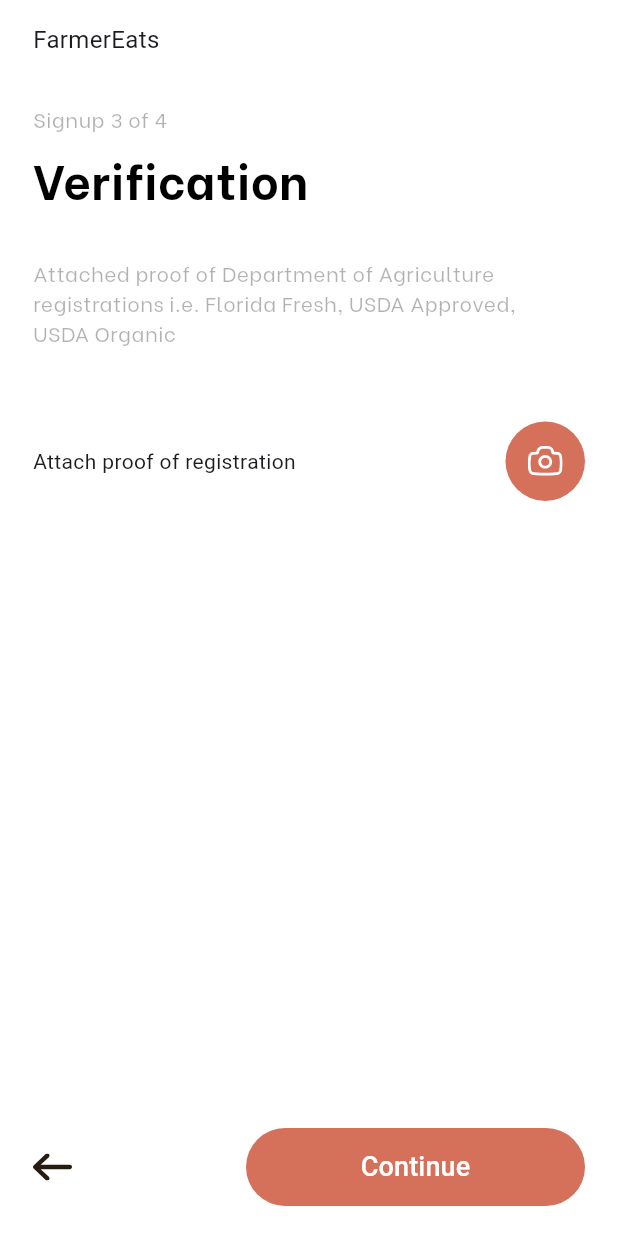
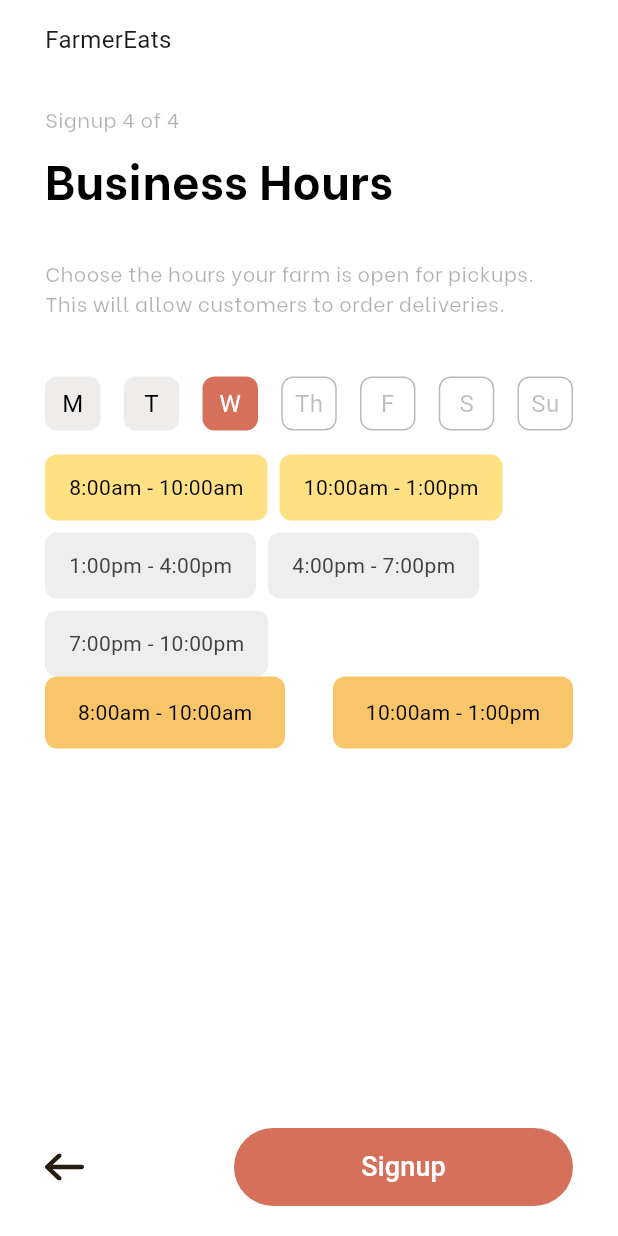
Before and after one commit to asheesh20/software_lab, a Flutter app: the screen it shows after launch, on a phone screen of 412 x 824 dp. Run offline on Flutter 3.47's test engine with Material 3 defaults, Android fonts, the phone set to English and light mode, and no system bars; our stand-ins replace flutter_svg; Roboto replaces fonts that are missing (Be Vietnam, assets/fonts/BeVietnam-ExtraBold.ttf).

Commit message:
signup four layout

```diff
--- a/lib/main.dart
+++ b/lib/main.dart
@@ -2,6 +2,8 @@ import 'package:flutter/material.dart';
 import 'package:software_lab/views/forgot_password.dart';
 import 'package:software_lab/views/login_screen.dart';
 import 'package:software_lab/views/reset_password.dart';
+import 'package:software_lab/views/signup_five.dart';
+import 'package:software_lab/views/signup_four.dart';
 import 'package:software_lab/views/signup_one.dart';
 import 'package:software_lab/views/signup_three.dart';
 import 'package:software_lab/views/signup_two.dart';
@@ -23,7 +25,9 @@ class MyApp extends StatelessWidget {
       //home: ResetPassword(),
       //home: SignupOne(),
       //home: SignupTwo(),
-      home: SignupThree(),
+      //home: SignupThree(),
+      home: SignupFour(),
+      //home: SignupFive(),
     );
   }
 }
--- /dev/null
+++ b/lib/views/signup_five.dart
@@ -0,0 +1,40 @@
+import 'package:flutter/material.dart';
+import 'package:flutter_svg/flutter_svg.dart';
+
+class SignupFive extends StatefulWidget {
+  const SignupFive({super.key});
+
+  @override
+  State<SignupFive> createState() => _SignupFiveState();
+}
+
+class _SignupFiveState extends State<SignupFive> {
+  @override
+  Widget build(context) {
+    return Scaffold(
+      backgroundColor: Colors.white,
+      body: SafeArea(
+          child: Padding(
+        padding: const EdgeInsets.symmetric(horizontal: 22.0, vertical: 15),
+        child: Column(
+          crossAxisAlignment: CrossAxisAlignment.start,
+          children: [
+            SizedBox(
+              height: 40,
+            ),
+            SvgPicture.asset(
+              'assets/images/tick.svg',
+              height: 100,
+              width: 100,
+              color: Colors.blue,
+            ),
+            SizedBox(
+              height: 10,
+            ),
+            Text("You're all done !")
+          ],
+        ),
+      )),
+    );
+  }
+}
--- /dev/null
+++ b/lib/views/signup_four.dart
@@ -0,0 +1,216 @@
+import 'package:flutter/material.dart';
+import 'package:flutter_svg/flutter_svg.dart';
+
+class SignupFour extends StatefulWidget {
+  const SignupFour({super.key});
+
+  @override
+  State<SignupFour> createState() => _SignupFourState();
+}
+
+class _SignupFourState extends State<SignupFour> {
+  @override
+  Widget build(context) {
+    return Scaffold(
+      backgroundColor: Colors.white,
+      body: SafeArea(
+          child: Padding(
+        padding: const EdgeInsets.symmetric(horizontal: 30.0, vertical: 15),
+        child: Column(
+          crossAxisAlignment: CrossAxisAlignment.start,
+          children: [
+            const Text(
+              'FarmerEats',
+              style: TextStyle(fontSize: 16, fontWeight: FontWeight.w400),
+            ),
+            const SizedBox(height: 30),
+            const Text(
+              'Signup 4 of 4 ',
+              style: TextStyle(
+                  fontFamily: 'BeVietnam',
+                  fontSize: 14,
+                  color: Color.fromARGB(77, 0, 0, 0),
+                  fontWeight: FontWeight.w500),
+            ),
+            const SizedBox(height: 7),
+            const Text(
+              'Business Hours',
+              style: TextStyle(
+                fontFamily: 'BeVietnam',
+                color: Colors.black,
+                fontSize: 32,
+                fontWeight: FontWeight.w700,
+              ),
+            ),
+            const SizedBox(
+              height: 30,
+            ),
+            const Text(
+              'Choose the hours your farm is open for pickups.',
+              style: TextStyle(
+                fontFamily: 'BeVietnam',
+                fontWeight: FontWeight.w400,
+                fontSize: 14,
+                color: Color.fromRGBO(0, 0, 0, 0.3),
+              ),
+            ),
+            const Text(
+              'This will allow customers to order deliveries.',
+              style: TextStyle(
+                fontFamily: 'BeVietnam',
+                fontWeight: FontWeight.w400,
+                fontSize: 14,
+                color: Color.fromRGBO(0, 0, 0, 0.3),
+              ),
+            ),
+            SizedBox(height: 40),
+            // SvgPicture.asset('assets/images/sunday.svg'),
+            Row(
+              mainAxisAlignment: MainAxisAlignment.spaceBetween,
+              children: [
+                _dayButton("M"),
+                _dayButton("T"),
+                _dayButton("W", isSelected: true),
+                _dayButton("Th"),
+                _dayButton("F"),
+                _dayButton("S"),
+                //SvgPicture.asset('assets/images/sunday.svg'),
+                _dayButton("Su"),
+              ],
+            ),
+            //SvgPicture.asset('assets/images/sunday.svg'),
+            SizedBox(height: 16),
+            Wrap(
+              spacing: 8.0,
+              runSpacing: 8.0,
+              children: [
+                _timeSlotButton("8:00am - 10:00am", isSelected: true),
+                _timeSlotButton("10:00am - 1:00pm", isSelected: true),
+                _timeSlotButton("1:00pm - 4:00pm"),
+                _timeSlotButton("4:00pm - 7:00pm"),
+                _timeSlotButton("7:00pm - 10:00pm"),
+              ],
+            ),
+            Row(
+              mainAxisAlignment: MainAxisAlignment.spaceBetween,
+              children: [
+                timeSlot("8:00am - 10:00am", isSelected: true),
+                timeSlot("10:00am - 1:00pm", isSelected: true),
+              ],
+            ),
+            const Spacer(),
+            Padding(
+              padding: const EdgeInsets.symmetric(vertical: 5, horizontal: 0),
+              child: Row(
+                mainAxisAlignment: MainAxisAlignment.spaceBetween,
+                children: [
+                  SvgPicture.asset(
+                    'assets/images/back.svg',
+                    height: 18,
+                    width: 26,
+                  ),
+                  Container(
+                    decoration:
+                        BoxDecoration(borderRadius: BorderRadius.circular(5)),
+                    width: 226,
+                    height: 52,
+                    child: ElevatedButton(
+                      style: ElevatedButton.styleFrom(
+                        backgroundColor:
+                            const Color.fromARGB(255, 213, 113, 91),
+                        elevation: 0,
+                      ),
+                      onPressed: () {},
+                      child: const Text(
+                        'Signup',
+                        style: TextStyle(
+                          fontFamily: 'assets/fonts/BeVietnam-ExtraBold.ttf',
+                          color: Color(0xFFFFFFFF),
+                          fontSize: 18,
+                          fontWeight: FontWeight.w500,
+                        ),
+                      ),
+                    ),
+                  ),
+                ],
+              ),
+            ),
+          ],
+        ),
+      )),
+    );
+  }
+
+  Widget _dayButton(String day, {bool isSelected = false}) {
+    bool isSpecialDay = day == "Th" || day == "F" || day == "S" || day == "Su";
+    return Container(
+      width: 37,
+      height: 36,
+      decoration: BoxDecoration(
+        // color: isSelected
+        //     ? Color.fromARGB(255, 213, 113, 91)
+        //     //: Color.fromARGB(255, 255, 255, 255),
+        //     : Color.fromARGB(20, 38, 28, 18),
+        color: isSpecialDay
+            ? Color.fromARGB(
+                255, 255, 255, 255) // White background for Th, F, S
+            : isSelected
+                ? Color.fromARGB(255, 213, 113, 91) // Selected color
+                : Color.fromARGB(20, 38, 28, 18),
+        borderRadius: BorderRadius.circular(8),
+        //border: Border.all(color: Color.fromARGB(77, 38, 28, 18)),
+        border: isSpecialDay
+            ? Border.all(
+                color: Color.fromARGB(77, 38, 28, 18)) // Border for Th, F, S
+            : null,
+      ),
+      child: Center(
+        child: Text(
+          day,
+          style: TextStyle(
+              // color: isSelected ? Colors.white : Colors.black,
+              color: isSpecialDay
+                  ? Color.fromARGB(77, 38, 28, 18)
+                  : isSelected
+                      ? Colors.white
+                      : Colors.black,
+              fontWeight: FontWeight.w400,
+              fontFamily: 'Be Vietnam',
+              fontSize: 16),
+        ),
+      ),
+    );
+  }
+
+  Widget _timeSlotButton(String time, {bool isSelected = false}) {
+    return Container(
+      decoration: BoxDecoration(
+        color: isSelected ? Colors.amber.shade200 : Colors.grey.shade200,
+        borderRadius: BorderRadius.circular(8),
+      ),
+      padding: EdgeInsets.symmetric(horizontal: 16, vertical: 12),
+      child: Text(
+        time,
+        style:
+            TextStyle(color: isSelected ? Colors.black : Colors.grey.shade800),
+      ),
+    );
+  }
+
+  Widget timeSlot(String time, {bool isSelected = false}) {
+    return Container(
+      height: 48,
+      width: 160,
+      decoration: BoxDecoration(
+        color: Color.fromARGB(255, 248, 197, 105),
+        borderRadius: BorderRadius.circular(8),
+      ),
+      child: Center(
+        child: Text(
+          time,
+          style: TextStyle(color: Colors.black),
+        ),
+      ),
+    );
+  }
+}
```
Also changed, not shown: assets/images/sunday.svg (added), assets/images/tick.svg (added).
